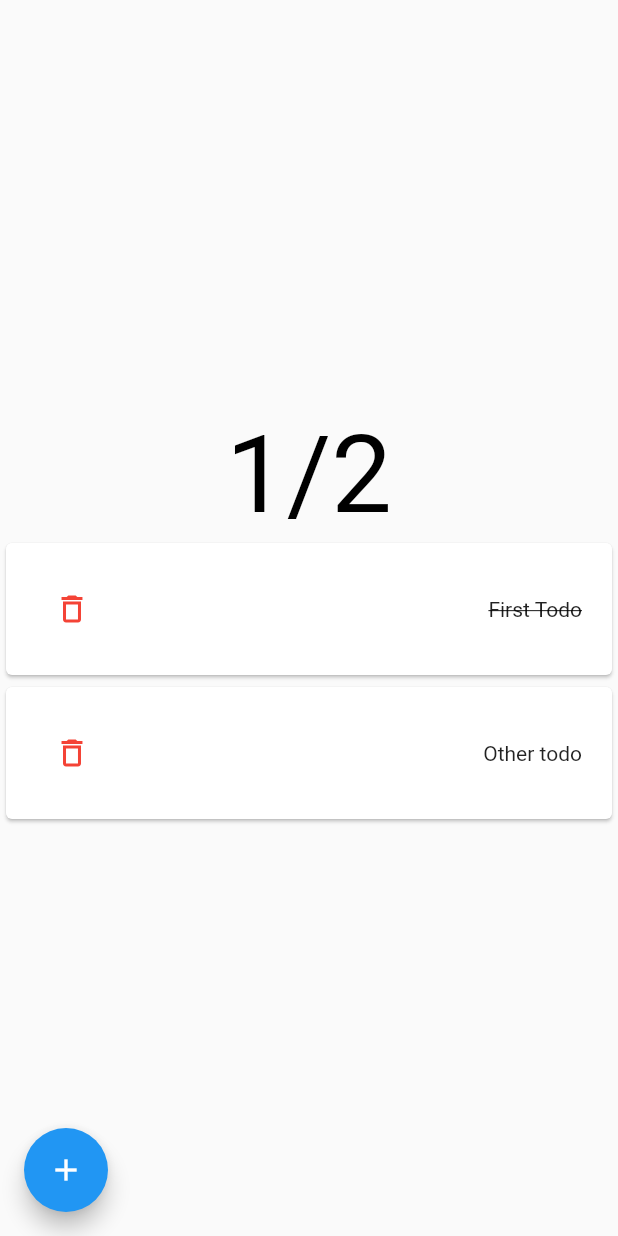
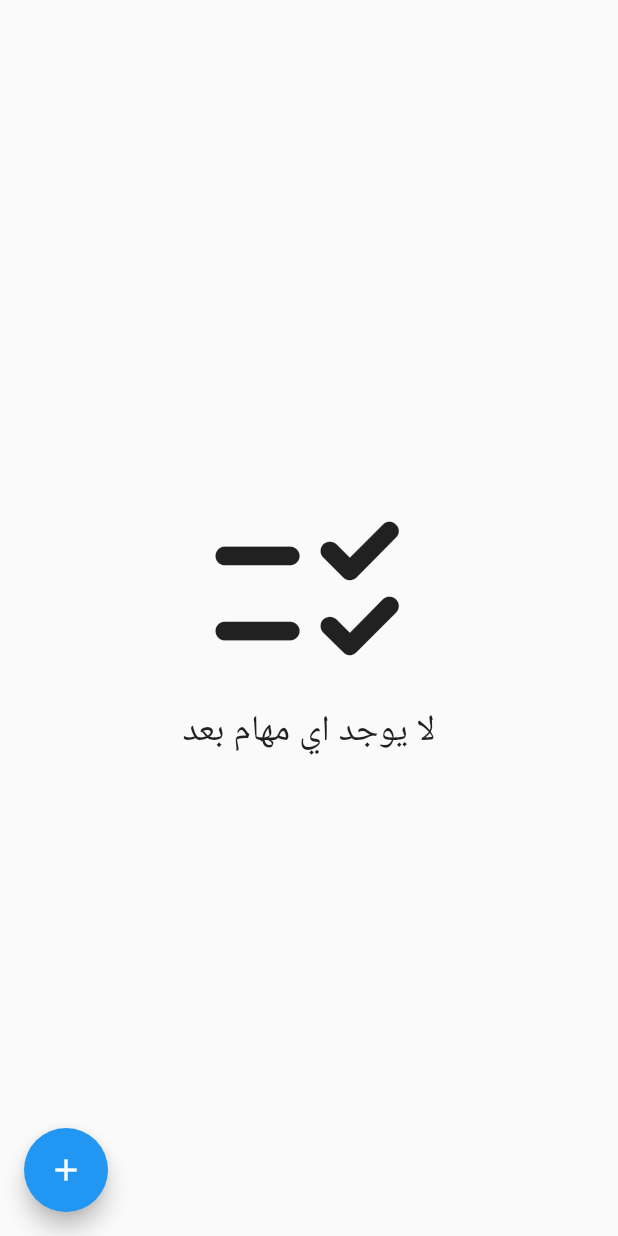
Before and after one commit to seif-baazouzi/todosapp, a Flutter app: the screen it shows after launch, on a phone screen of 412 x 824 dp. Run offline on Flutter 3.47's test engine with Material 2 defaults, Android fonts, the phone set to English and light mode, and no system bars.

Commit message:
show message when todos list is empty

```diff
--- /dev/null
+++ b/lib/Widgets/empty-list.dart
@@ -0,0 +1,19 @@
+import 'package:flutter/material.dart';
+import 'package:todosapp/lang.dart' as lang;
+
+class EmptyList extends StatelessWidget {
+  const EmptyList({super.key});
+
+  @override
+  Widget build(BuildContext context) {
+    return Column(
+      children: const <Widget>[
+        Icon(Icons.checklist_rtl_rounded, size: 150),
+        Text(
+          lang.noTodosYet,
+          style: TextStyle(fontSize: 24),
+        ),
+      ],
+    );
+  }
+}
--- a/lib/lang.dart
+++ b/lib/lang.dart
@@ -1,2 +1,3 @@
 const todo = "المهمة";
 const addTodo = "اضف المهمة";
+const noTodosYet = "لا يوجد اي مهام بعد";
--- a/lib/main.dart
+++ b/lib/main.dart
@@ -1,6 +1,7 @@
 import 'package:flutter/material.dart';
 import 'package:todosapp/Models/todo.dart';
 import 'package:todosapp/Widgets/add-todo.dart';
+import 'package:todosapp/Widgets/empty-list.dart';
 import 'package:todosapp/Widgets/todos-list.dart';
 import 'package:todosapp/Widgets/todos-status.dart';
 
@@ -31,10 +32,7 @@ class MyHomePage extends StatefulWidget {
 }
 
 class _MyHomePageState extends State<MyHomePage> {
-  List<Todo> todos = [
-    Todo(todo: "First Todo", done: true),
-    Todo(todo: "Other todo", done: false),
-  ];
+  List<Todo> todos = [];
 
   @override
   Widget build(BuildContext context) {
@@ -44,14 +42,7 @@ class _MyHomePageState extends State<MyHomePage> {
         body: Center(
           child: Column(
             mainAxisAlignment: MainAxisAlignment.center,
-            children: <Widget>[
-              TodosStatus(todos: todos),
-              TodosList(
-                todos: todos,
-                toggleTodoDone: _toggleTodoDone,
-                deleteTodo: _deleteTodo,
-              ),
-            ],
+            children: getBodyContent(),
           ),
         ),
         floatingActionButton: FloatingActionButton(
@@ -60,6 +51,19 @@ class _MyHomePageState extends State<MyHomePage> {
         ),
       ),
     );
+  }
+
+  List<Widget> getBodyContent() {
+    return todos.isNotEmpty
+        ? <Widget>[
+            TodosStatus(todos: todos),
+            TodosList(
+              todos: todos,
+              toggleTodoDone: _toggleTodoDone,
+              deleteTodo: _deleteTodo,
+            ),
+          ]
+        : [const EmptyList()];
   }
 
   void showAddTodoPopup() {
```
